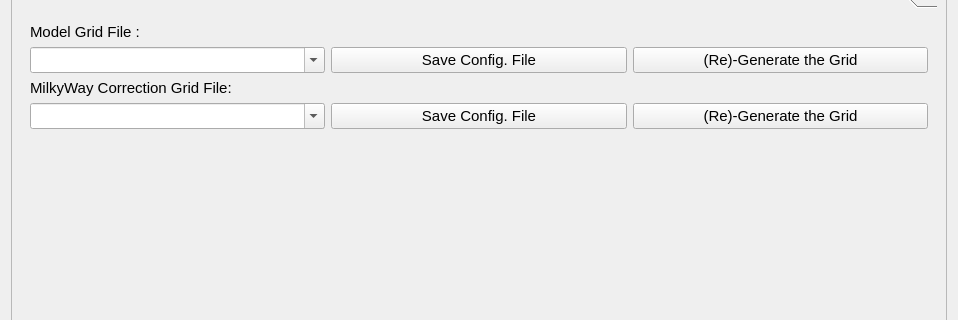
First picture: the form in PhzQtUI/auxdir/PhzQtUI/FormAnalysis.ui, repository astrorama/Phosphoros, before the edit; both pictures show x 0 to 958 and y 185 to 505 of the 958 by 962 pixel window.
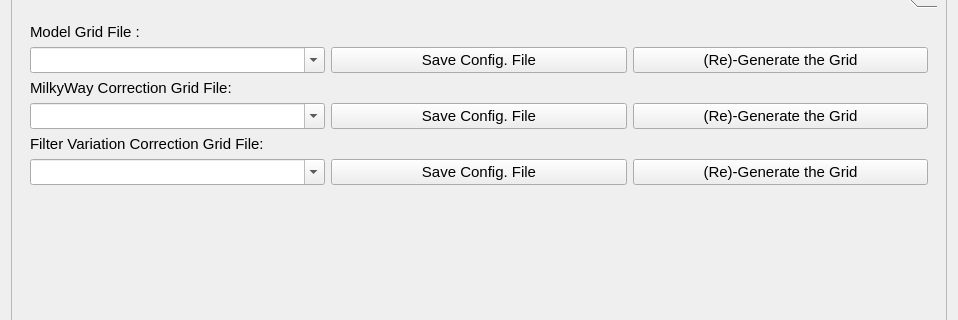
Second picture: the form after the edit. The open tabs and pages were chosen to show the change.

Commit message: Add the FilterGridGeneration from the GUI. Missing:add the config in the CR and 0-point correction

```diff
--- a/PhzQtUI/auxdir/PhzQtUI/FormAnalysis.ui
+++ b/PhzQtUI/auxdir/PhzQtUI/FormAnalysis.ui
@@ -437,7 +437,7 @@
           <attribute name="label">
            <string>2. Grids Generation</string>
           </attribute>
-          <layout class="QVBoxLayout" name="verticalLayout_27">
+          <layout class="QVBoxLayout" name="verticalLayout_12">
            <item>
             <widget class="QLabel" name="label_23">
              <property name="font">
@@ -578,6 +578,76 @@
              </item>
             </layout>
            </item>
+           <item>
+            <widget class="QLabel" name="label_22">
+             <property name="font">
+              <font>
+               <pointsize>11</pointsize>
+              </font>
+             </property>
+             <property name="text">
+              <string>Filter Variation Correction Grid File:</string>
+             </property>
+            </widget>
+           </item>
+           <item>
+            <layout class="QHBoxLayout" name="horizontalLayout_34">
+             <item>
+              <layout class="QVBoxLayout" name="verticalLayout_27">
+               <item>
+                <widget class="QComboBox" name="cb_CompatibleShiftGrid">
+                 <property name="font">
+                  <font>
+                   <pointsize>11</pointsize>
+                  </font>
+                 </property>
+                 <property name="editable">
+                  <bool>true</bool>
+                 </property>
+                </widget>
+               </item>
+              </layout>
+             </item>
+             <item>
+              <layout class="QVBoxLayout" name="verticalLayout_29">
+               <item>
+                <widget class="QPushButton" name="btn_GetShiftConfigGrid">
+                 <property name="font">
+                  <font>
+                   <pointsize>11</pointsize>
+                  </font>
+                 </property>
+                 <property name="toolTip">
+                  <string/>
+                 </property>
+                 <property name="text">
+                  <string>Save Config. File</string>
+                 </property>
+                </widget>
+               </item>
+              </layout>
+             </item>
+             <item>
+              <layout class="QVBoxLayout" name="verticalLayout_33">
+               <item>
+                <widget class="QPushButton" name="btn_RunShiftGrid">
+                 <property name="font">
+                  <font>
+                   <pointsize>11</pointsize>
+                  </font>
+                 </property>
+                 <property name="toolTip">
+                  <string/>
+                 </property>
+                 <property name="text">
+                  <string>(Re)-Generate the Grid</string>
+                 </property>
+                </widget>
+               </item>
+              </layout>
+             </item>
+            </layout>
+           </item>
            <item>
             <spacer name="verticalSpacer_2">
              <property name="orientation">
```
The commit also changes 23 other files.
